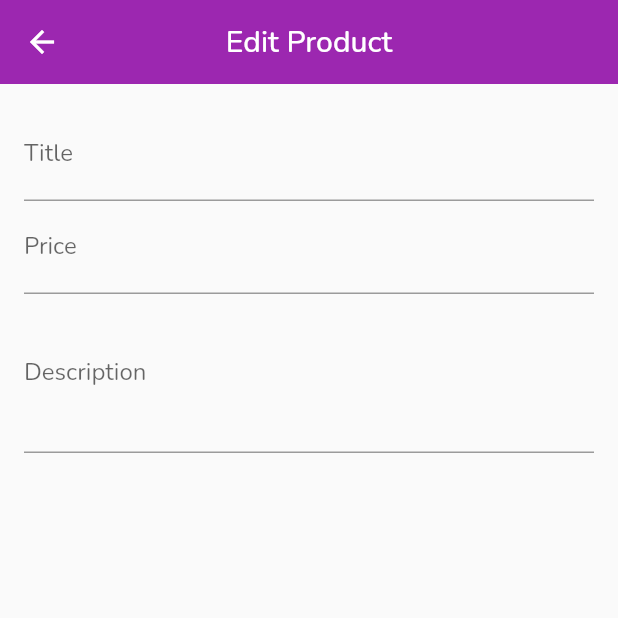
After one commit to chayan-1906/Shophouse, a Flutter app: the EditProductScreen screen opened directly, on a phone screen of 412 x 824 dp, the top half of it. The commit adds this screen. Run offline on Flutter 3.47's test engine with Material 2 defaults, Android fonts, the phone set to English and light mode, and no system bars; our stand-ins replace google_fonts; network calls fail.

Commit message:
Section 9.11 completed

```diff
--- /dev/null
+++ b/lib/screens/edit_product_screen.dart
@@ -0,0 +1,66 @@
+import 'package:flutter/material.dart';
+
+class EditProductScreen extends StatefulWidget {
+  const EditProductScreen({Key key}) : super(key: key);
+
+  @override
+  State<EditProductScreen> createState() => _EditProductScreenState();
+}
+
+class _EditProductScreenState extends State<EditProductScreen> {
+  final FocusNode _priceFocusNode = FocusNode();
+  final FocusNode _descriptionFocusNode = FocusNode();
+
+  @override
+  void dispose() {
+    // TODO: implement dispose
+    super.dispose();
+    _priceFocusNode.dispose();
+    _descriptionFocusNode.dispose();
+  }
+
+  @override
+  Widget build(BuildContext context) {
+    return Scaffold(
+      appBar: AppBar(title: const Text('Edit Product')),
+      body: Padding(
+        padding: const EdgeInsets.all(16.0),
+        child: Form(
+          child: ListView(
+            children: [
+
+              /// title
+              TextFormField(
+                decoration: const InputDecoration(labelText: 'Title'),
+                textInputAction: TextInputAction.next,
+                onFieldSubmitted: (value) {
+                  FocusScope.of(context).requestFocus(_priceFocusNode);
+                },
+              ),
+
+              /// price
+              TextFormField(
+                decoration: const InputDecoration(labelText: 'Price'),
+                textInputAction: TextInputAction.next,
+                keyboardType: TextInputType.number,
+                focusNode: _priceFocusNode,
+                onFieldSubmitted: (value) {
+                  FocusScope.of(context).requestFocus(_descriptionFocusNode);
+                },
+              ),
+
+              /// description
+              TextFormField(
+                decoration: const InputDecoration(labelText: 'Description'),
+                maxLines: 3,
+                textInputAction: TextInputAction.next,
+                keyboardType: TextInputType.multiline,
+                focusNode: _descriptionFocusNode,
+              ),
+            ],
+          ),
+        ),
+      ),
+    );
+  }
+}
```
Also changed, not shown: lib/providers/cart.dart (+20 -0 lines), lib/screens/user_products_screen.dart (added, +53 -0 lines), lib/widgets/app_drawer.dart (+20 -0 lines), lib/widgets/cart_item.dart (+28 -0 lines), lib/widgets/product_item.dart (+13 -0 lines), lib/widgets/user_product_item.dart (added, +33 -0 lines).
